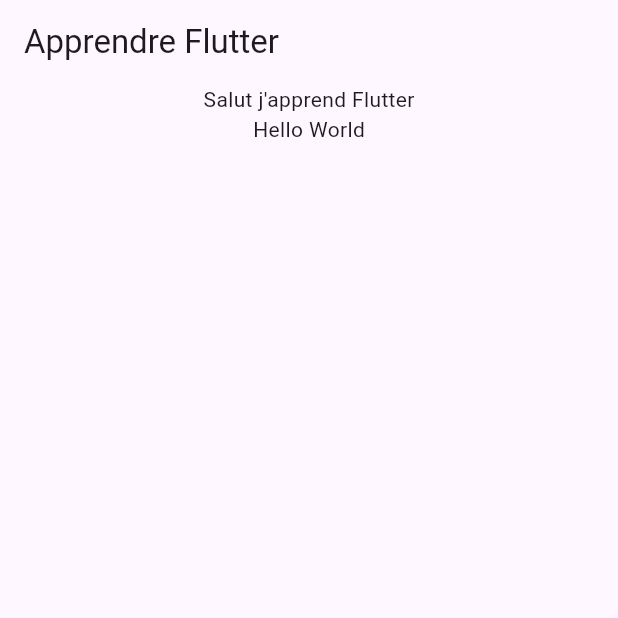
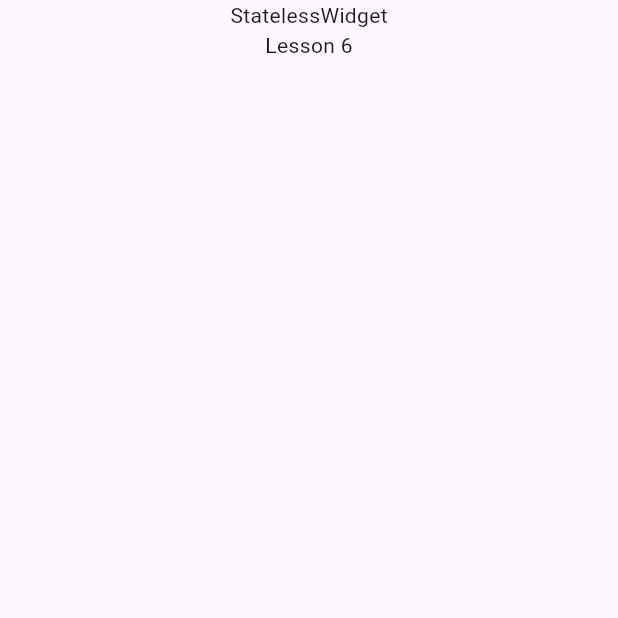
Before and after one commit to Boboface-omar/Flutter-First-Project, a Flutter app: the screen it shows after launch, on a phone screen of 412 x 824 dp, the top half of it. Run offline on Flutter 3.47's test engine with Material 3 defaults, Android fonts, the phone set to English and light mode, and no system bars.

Commit message:
StatelessWidget avec parametres

```diff
--- a/flutter_lab/lib/main.dart
+++ b/flutter_lab/lib/main.dart
@@ -1,19 +1,23 @@
 import 'package:flutter/material.dart';
+
+class MaCarte extends StatelessWidget {
+  final String titre;
+  final String sousTitre;
+
+  const MaCarte({super.key, required this.titre, required this.sousTitre});
+
+  @override
+  Widget build(BuildContext context) {
+    return Center(child: Column(children: [Text(titre), Text(sousTitre)]));
+  }
+}
 
 void main() {
   runApp(
     MaterialApp(
       home: Scaffold(
-        appBar: AppBar(
-          title: Text('Apprendre Flutter'),
-        ),
-        body: Center(
-          child: Column(
-            children: [Text('Salut j\'apprend Flutter'),
-            Text('Hello World')],
-          ),
-        ),
+        body: MaCarte(titre: 'StatelessWidget', sousTitre: 'Lesson 6'),
       ),
-    )
+    ),
   );
 }
```
